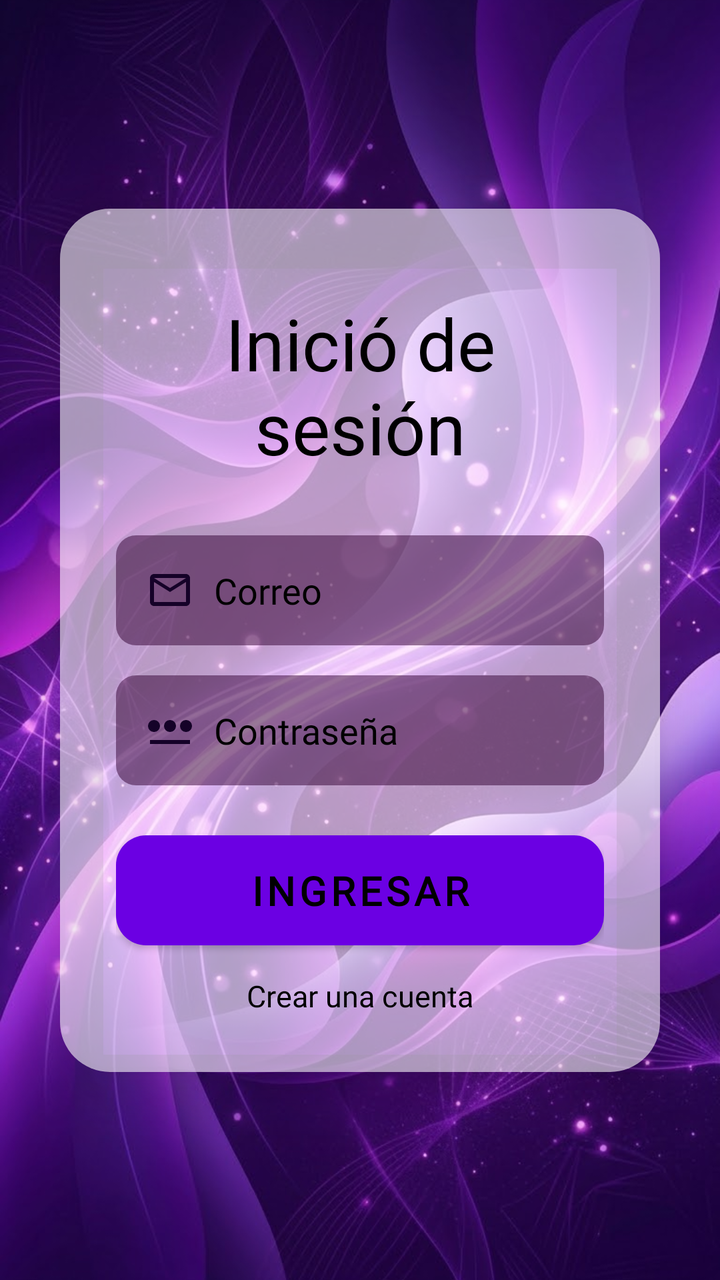
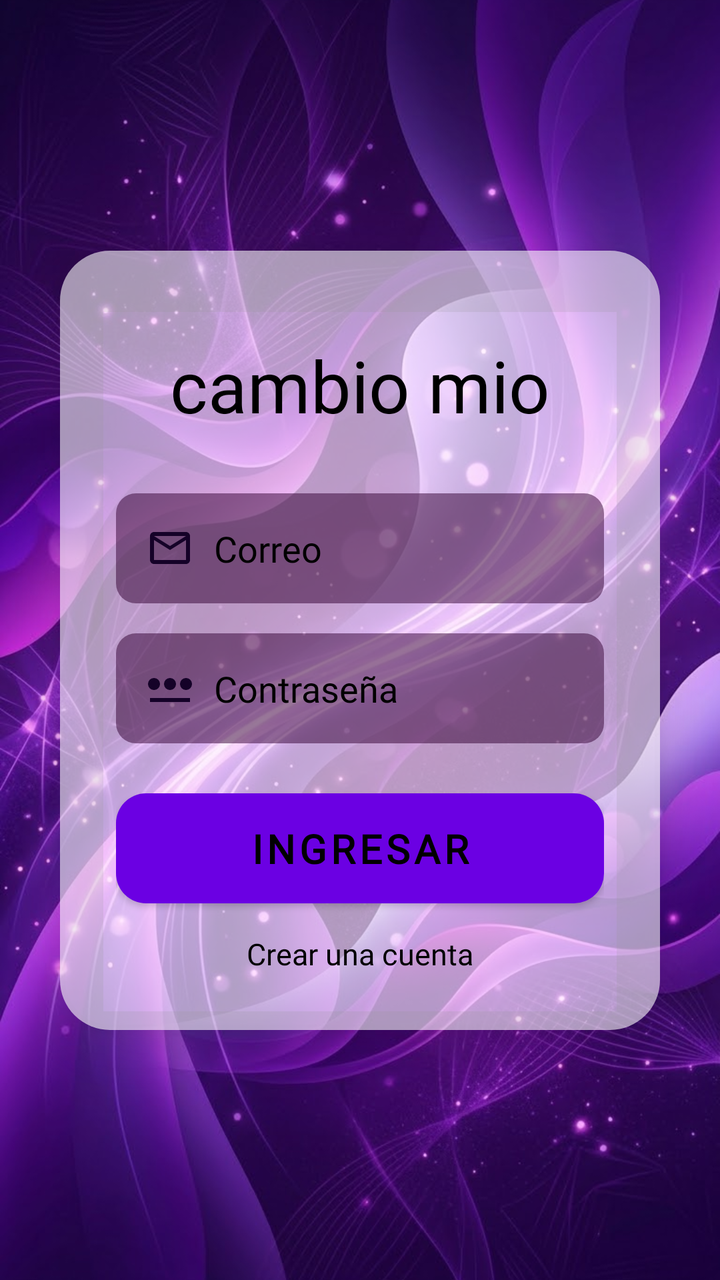

Screens rendered from an Android XML layout before and after an edit, with the pre-edit source and the edit as a unified diff.
<!-- AndroidManifest.xml: application theme Theme.Reviewly -->
<!-- res/layout/activity_main.xml -->
<?xml version="1.0" encoding="utf-8"?>
<androidx.constraintlayout.widget.ConstraintLayout xmlns:android="http://schemas.android.com/apk/res/android"
    xmlns:app="http://schemas.android.com/apk/res-auto"
    xmlns:tools="http://schemas.android.com/tools"
    android:id="@+id/main"
    android:layout_width="match_parent"
    android:layout_height="match_parent"
    tools:context=".MainActivity">

    <ImageView
        android:layout_width="0dp"
        android:layout_height="0dp"
        android:src="@drawable/fondo_morado"
        android:scaleType="centerCrop"
        app:layout_constraintBottom_toBottomOf="parent"
        app:layout_constraintEnd_toEndOf="parent"
        app:layout_constraintStart_toStartOf="parent"
        app:layout_constraintTop_toTopOf="parent"/>

    <androidx.cardview.widget.CardView
        android:id="@+id/CardLogin"
        android:layout_width="0dp"
        android:layout_height="wrap_content"
        android:layout_margin="30dp"
        app:cardCornerRadius="25dp"
        app:cardElevation="15dp"
        app:cardBackgroundColor="@android:color/transparent"
        app:layout_constraintBottom_toBottomOf="parent"
        app:layout_constraintEnd_toEndOf="parent"
        app:layout_constraintStart_toStartOf="parent"
        app:layout_constraintTop_toTopOf="parent">

        <LinearLayout
            android:id="@+id/layoutContenido"
            android:layout_width="match_parent"
            android:layout_height="wrap_content"
            android:orientation="vertical"
            android:padding="28dp"
            android:background="@drawable/fondo_targeta"
            android:gravity="center">
            <TextView
                android:id="@+id/TvTitulo"
                android:layout_width="wrap_content"
                android:layout_height="wrap_content"
                android:text="Inició de sesión"
                android:textSize="36dp"
                android:gravity="center"
                android:fontFamily="@font/permanent_marker"
                android:textColor="#000000"
                android:layout_marginTop="15dp"
                android:layout_marginBottom="30dp"/>
            <EditText
                android:id="@+id/etCorreo"
                android:layout_width="match_parent"
                android:layout_height="55dp"
                android:background="@drawable/fondo_edit_text"
                android:hint="Correo"
                android:fontFamily="@font/shortstack_regular"
                android:paddingEnd="15dp"
                android:paddingStart="15dp"
                android:textColor="#000000"
                android:textColorHint="#000000"
                android:inputType="textEmailAddress"
                android:drawableStart="@drawable/baseline_mail_outline_24"
                android:drawablePadding="10dp"/>

            <EditText
                android:id="@+id/etPass"
                android:layout_width="match_parent"
                android:layout_height="55dp"
                android:background="@drawable/fondo_edit_text"
                android:hint="Contraseña"
                android:fontFamily="@font/shortstack_regular"
                android:paddingEnd="15dp"
                android:paddingStart="15dp"
                android:textColor="#000000"
                android:textColorHint="#000000"
                android:drawableStart="@drawable/password_2_24dp_150228_fill0_wght400_grad0_opsz24"
                android:inputType="textPassword"
                android:layout_marginTop="15dp"
                android:drawablePadding="10dp"/>

            <androidx.appcompat.widget.AppCompatButton
                android:id="@+id/BtnIngresar"
                android:layout_width="match_parent"
                android:layout_height="55dp"
                android:text="Ingresar"
                android:textSize="20sp"
                android:textColor="#000000"
                android:textColorHint="#000000"
                android:fontFamily="@font/permanent_marker"
                android:background="@drawable/boton"
                android:letterSpacing="0.10"
                android:layout_marginTop="25dp"
                android:textStyle="bold"/>

            <TextView
                android:id="@+id/tvcrearcuenta"
                android:layout_width="wrap_content"
                android:layout_height="wrap_content"
               android:textColor="#000000"
                android:fontFamily="@font/shortstack_regular"
                android:text="Crear una cuenta"
                android:textSize="15sp"
                android:layout_marginTop="15sp"/>

        </LinearLayout>

    </androidx.cardview.widget.CardView>

</androidx.constraintlayout.widget.ConstraintLayout>
<!-- resources referenced by this layout -->
<resources>
  <!-- drawable baseline_mail_outline_24 (drawable) -->
  <vector xmlns:android="http://schemas.android.com/apk/res/android" android:height="24dp" android:tint="#150228" android:viewportHeight="24" android:viewportWidth="24" android:width="24dp">
        
      <path android:fillColor="@android:color/white" android:pathData="M20,4L4,4c-1.1,0 -1.99,0.9 -1.99,2L2,18c0,1.1 0.9,2 2,2h16c1.1,0 2,-0.9 2,-2L22,6c0,-1.1 -0.9,-2 -2,-2zM20,18L4,18L4,8l8,5 8,-5v10zM12,11L4,6h16l-8,5z"/>
      
  </vector>
  <!-- drawable boton (drawable) -->
  <?xml version="1.0" encoding="utf-8"?>
  <shape xmlns:android="http://schemas.android.com/apk/res/android">
          <solid android:color="#6B00E3"/>
          <corners android:radius="15dp"/>
  </shape>
  <!-- drawable fondo_edit_text (drawable) -->
  <?xml version="1.0" encoding="utf-8"?>
  <shape xmlns:android="http://schemas.android.com/apk/res/android">
  <solid android:color="#80330033"></solid>
      <corners android:radius="10dp" > </corners>
  </shape>
  <!-- drawable fondo_morado: png bitmap (drawable, 136168 bytes) -->
  <!-- drawable fondo_targeta (drawable) -->
  <?xml version="1.0" encoding="utf-8"?>
  <shape xmlns:android="http://schemas.android.com/apk/res/android">
  <solid android:color="#95FFFFFF"></solid>
      <corners android:radius="15dp" >
  
      </corners>
  </shape>
  <!-- drawable password_2_24dp_150228_fill0_wght400_grad0_opsz24 (drawable) -->
  <vector xmlns:android="http://schemas.android.com/apk/res/android"
      android:width="24dp"
      android:height="24dp"
      android:viewportWidth="960"
      android:viewportHeight="960">
    <path
        android:pathData="M160,520q-50,0 -85,-35t-35,-85q0,-50 35,-85t85,-35q50,0 85,35t35,85q0,50 -35,85t-85,35ZM80,760v-80h800v80L80,760ZM395,485q-35,-35 -35,-85t35,-85q35,-35 85,-35t85,35q35,35 35,85t-35,85q-35,35 -85,35t-85,-35ZM715,485q-35,-35 -35,-85t35,-85q35,-35 85,-35t85,35q35,35 35,85t-35,85q-35,35 -85,35t-85,-35Z"
        android:fillColor="#150228"/>
  </vector>
  <style name="Theme.Reviewly" parent="Base.Theme.Reviewly" />
  <style name="Base.Theme.Reviewly" parent="Theme.Material3.DayNight.NoActionBar">
          
          
      </style>
</resources>

<!-- the commit's change to res/layout/activity_main.xml (unified diff, before → after) -->
@@ -42,7 +42,7 @@
                 android:id="@+id/TvTitulo"
                 android:layout_width="wrap_content"
                 android:layout_height="wrap_content"
-                android:text="Inició de sesión"
+                android:text="cambio mio"
                 android:textSize="36dp"
                 android:gravity="center"
                 android:fontFamily="@font/permanent_marker"
